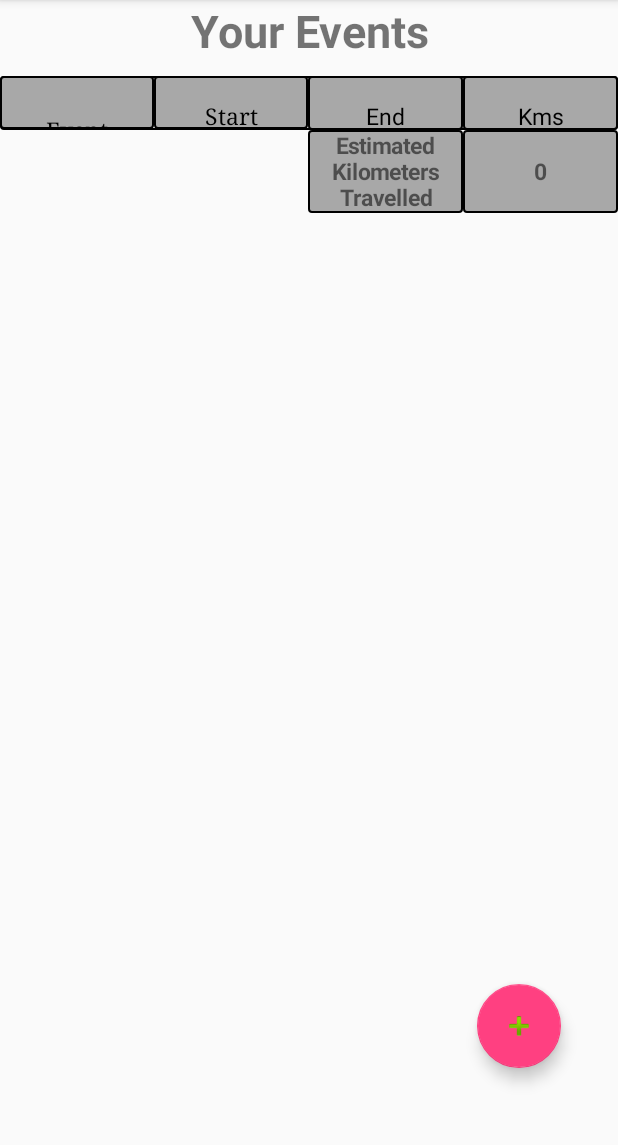
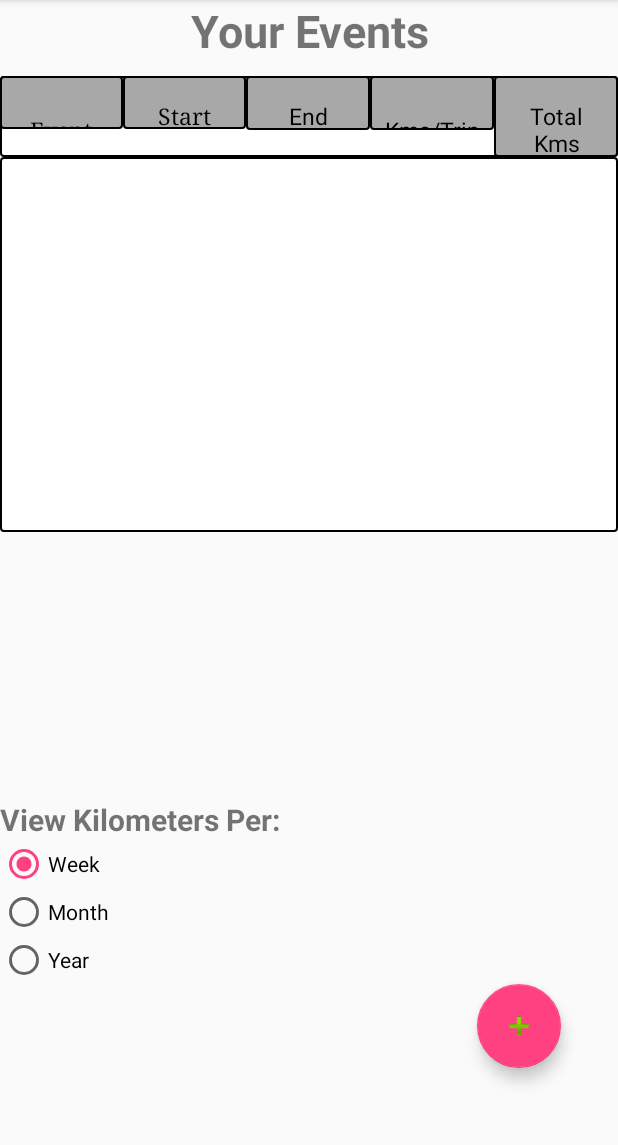
Before and after one commit to LouiZibdawi/KmCounter, an Android app: the screen it shows after launch (MainActivity), in the options menu, after a tap on "Settings", on a phone screen of 412 x 824 dp, the part 84-1229 px from its top. Run offline under Robolectric (Android 15) with nearby library versions, the phone set to English and light mode, and no system bars.

Commit message:
Added kmView buttons

```diff
--- a/app/build.gradle
+++ b/app/build.gradle
@@ -15,6 +15,12 @@ android {
             minifyEnabled false
             proguardFiles getDefaultProguardFile('proguard-android.txt'), 'proguard-rules.pro'
         }
+    }
+    productFlavors {
+    }
+    compileOptions {
+        targetCompatibility 1.8
+        sourceCompatibility 1.8
     }
 }
 
--- a/app/src/main/java/com/example/louizibdawi/kmcounterandroid/EventDb.java
+++ b/app/src/main/java/com/example/louizibdawi/kmcounterandroid/EventDb.java
@@ -139,6 +139,9 @@ public class EventDb extends SQLiteOpenHelper {
         public String end;
         public int kpt;
         public int kpy;
+        public int getKms() {
+            return kpy;
+        }
     }
 
 }
--- a/app/src/main/java/com/example/louizibdawi/kmcounterandroid/MainActivity.java
+++ b/app/src/main/java/com/example/louizibdawi/kmcounterandroid/MainActivity.java
@@ -6,6 +6,7 @@ import android.graphics.Color;
 import android.graphics.Point;
 import android.graphics.Typeface;
 import android.os.Bundle;
+import android.provider.MediaStore;
 import android.support.design.widget.FloatingActionButton;
 import android.support.v4.content.ContextCompat;
 import android.support.v7.app.AppCompatActivity;
@@ -19,6 +20,7 @@ import android.view.MenuItem;
 import android.view.View;
 import android.view.ViewGroup;
 import android.view.WindowManager;
+import android.widget.RadioButton;
 import android.widget.RelativeLayout;
 import android.widget.TableLayout;
 import android.widget.TableRow;
@@ -26,24 +28,19 @@ import android.widget.TextView;
 
 import org.w3c.dom.Text;
 
+import java.util.Comparator;
 import java.util.List;
 
 public class MainActivity extends AppCompatActivity {
 
     private EventDb db;
 
-    private static int SCREEN_HEIGHT;
-    private static int SCREEN_WIDTH;
-    private int totalKpy;
+    private int totalKpy, numEvents;
+    private String kmView;
 
+    private RadioButton kpw,kpm,kpy;
 
-    private RelativeLayout relativeLayoutMain;
-    private RelativeLayout relativeLayoutA;
-
-    private TableLayout tableLayout;
-    private TableRow tableRow;
-
-    private VerticalScroll scrollViewD;
+    private TableLayout tableLayout, finalRowTable;
 
     @Override
     protected void onCreate(Bundle savedInstanceState) {
@@ -53,10 +50,15 @@ public class MainActivity extends AppCompatActivity {
         setSupportActionBar(toolbar);
 
         tableLayout = (TableLayout) findViewById(R.id.table_body_layout);
+        finalRowTable = (TableLayout) findViewById(R.id.table_final_row);
 
         //Reseting Db
         //MyDb.resetRB(this);
         db = MyDb.getDB(this);
+
+        getKmView(savedInstanceState);
+
+        initializeRadioButtons();
 
         displayEvents();
 
@@ -69,14 +71,71 @@ public class MainActivity extends AppCompatActivity {
         });
     }
 
-    private void getScreenDimension(){
-        WindowManager wm= (WindowManager) getApplicationContext().getSystemService(Context.WINDOW_SERVICE);
-        Display display = wm.getDefaultDisplay();
-        Point size = new Point();
-        display.getSize(size);
-        SCREEN_WIDTH= size.x;
-        SCREEN_HEIGHT = size.y;
+    private void initializeRadioButtons() {
+        kpw = (RadioButton) findViewById(R.id.kpw);
+        kpm = (RadioButton) findViewById(R.id.kpm);
+        kpy = (RadioButton) findViewById(R.id.kpy);
+
+        switch(kmView) {
+            case "kpw":
+                kpw.setChecked(true);
+                break;
+            case "kpm":
+                kpm.setChecked(true);
+                break;
+            case "kpy":
+                kpy.setChecked(true);
+                break;
+        }
     }
+
+    private void getKmView(Bundle savedInstanceState) {
+        if (savedInstanceState == null) {
+            Bundle extras = getIntent().getExtras();
+            if(extras == null) {
+                kmView = "kpy";
+            } else {
+                kmView = extras.getString("KmView");
+            }
+        } else {
+            kmView = (String) savedInstanceState.getSerializable("KmView");
+        }
+        System.out.println("Looking for: " +kmView);
+    }
+
+    public void onRadioButtonClicked(View view) {
+        // Is the button now checked?
+        boolean checked = ((RadioButton) view).isChecked();
+
+        Intent refresh = new Intent(this, MainActivity.class);
+
+        // Check which radio button was clicked
+        switch(view.getId()) {
+            case R.id.kpw:
+                if (checked)
+                    refresh.putExtra("KmView", "kpw");
+                break;
+            case R.id.kpm:
+                if (checked)
+                    refresh.putExtra("KmView", "kpm");
+                break;
+            case R.id.kpy:
+                if (checked)
+                    refresh.putExtra("KmView", "kpy");
+                break;
+        }
+        startActivity(refresh);
+        this.finish();
+    }
+
+//    private void getScreenDimension(){
+//        WindowManager wm= (WindowManager) getApplicationContext().getSystemService(Context.WINDOW_SERVICE);
+//        Display display = wm.getDefaultDisplay();
+//        Point size = new Point();
+//        display.getSize(size);
+//        SCREEN_WIDTH= size.x;
+//        SCREEN_HEIGHT = size.y;
+//    }
 
     private void addEventPage() {
         Intent intent = new Intent(MainActivity.this, AddEvent.class);
@@ -88,6 +147,7 @@ public class MainActivity extends AppCompatActivity {
         super.onActivityResult(requestCode, resultCode, data);
         if(resultCode==RESULT_OK){
             Intent refresh = new Intent(this, MainActivity.class);
+            refresh.putExtra("KmView", "kpy");
             startActivity(refresh);
             this.finish();
         }
@@ -95,58 +155,33 @@ public class MainActivity extends AppCompatActivity {
 
     private void displayEvents() {
         List<EventDb.EventRecord> events = db.getEvents();
-        int i = 3;
+ //       events.sort(Comparator.comparing(EventDb.EventRecord :: getKms));
+        numEvents = 0;
         for(EventDb.EventRecord event : events) {
-            addRowToTable(i, event);
-            i=i+1;
-            totalKpy = totalKpy + event.kpy;
+            //Changing total kilometers from year to month or week if that button is checked
+            int kms = getKmsForView(event.kpy, kmView);
+            numEvents= numEvents + 1;
+
+            addRowToTable(event, kms);
+
+            totalKpy = totalKpy + kms;
         }
-        addFinalRow(totalKpy);
+        if(events.size() > 0)
+            addFinalRow(totalKpy);
     }
 
-    private void addFinalRow(int totalKpy) {
-        //Initializing Row
-        TableRow tr = new TableRow(this);
-        TableRow.LayoutParams lp = new TableRow.LayoutParams(
-                TableRow.LayoutParams.MATCH_PARENT, TableRow.LayoutParams.WRAP_CONTENT,
-                1.0f);
-        tr.setLayoutParams(lp);
-
-        Typeface boldTypeface = Typeface.defaultFromStyle(Typeface.BOLD);
-
-        //Creating columns
-        TextView blank = createColumn("",lp);
-        TextView blank2 = createColumn("",lp);
-
-        TextView text = new TextView(this);
-        text.setLayoutParams(lp);
-        text.setText("Estimated Kilometers Travelled");
-        text.setTextSize(15);
-        text.setMinLines(3);
-        text.setEms(2);
-        text.setTypeface(Typeface.defaultFromStyle(Typeface.BOLD));
-        text.setGravity(Gravity.CENTER);
-        text.setBackground(ContextCompat.getDrawable(this, R.drawable.cell_background));
-
-        TextView value = new TextView(this);
-        value.setLayoutParams(lp);
-        value.setText("\n" + Integer.toString(totalKpy) + "\n");
-        value.setTextSize(15);
-        value.setEms(2);
-        value.setTypeface(Typeface.defaultFromStyle(Typeface.BOLD));
-        value.setGravity(Gravity.CENTER);
-        value.setBackground(ContextCompat.getDrawable(this, R.drawable.cell_background));
-
-        tr.addView(blank);
-        tr.addView(blank2);
-        tr.addView(text);
-        tr.addView(value);
-
-        this.tableLayout.addView(tr);
+    private int getKmsForView(int kms, String kmView) {
+        switch(kmView) {
+            case "kpw":
+                return (int)((double)kms / 52.1429);
+            case "kpm":
+                return kms / 12;
+        }
+        //Return passed in value if kmView is neither week or month because it is year
+        return kms;
     }
 
-
-    private synchronized void addRowToTable(int pos, EventDb.EventRecord event) {
+    private synchronized void addRowToTable(EventDb.EventRecord event, int totalKms) {
 
         //Initializing Row
         TableRow tr = new TableRow(this);
@@ -160,13 +195,20 @@ public class MainActivity extends AppCompatActivity {
         TextView name = createColumn(event.name, lp);
         TextView start = createColumn(event.start, lp);
         TextView end = createColumn(event.end, lp);
-        TextView kms = createColumn(Integer.toString(event.kpy), lp);
+        TextView kpt = createColumn(Integer.toString(event.kpt), lp);
+        TextView kms = createColumn(Integer.toString(totalKms), lp);
 
         //Adding columns to row
         tr.addView(name);
         tr.addView(start);
         tr.addView(end);
+        tr.addView(kpt);
         tr.addView(kms);
+
+        //If even number event
+        if(numEvents % 2 == 0) {
+            tr.setBackgroundColor(Color.parseColor("#D3D3D3"));
+        }
 
         this.tableLayout.addView(tr);
     }
@@ -183,6 +225,37 @@ public class MainActivity extends AppCompatActivity {
         tv.setEllipsize(TextUtils.TruncateAt.END);
 
         return tv;
+    }
+
+    private void addFinalRow(int totalKpy) {
+        //Initializing Row
+        TableRow tr = new TableRow(this);
+        TableRow.LayoutParams lp = new TableRow.LayoutParams(
+                TableRow.LayoutParams.MATCH_PARENT, TableRow.LayoutParams.WRAP_CONTENT,
+                1.0f);
+        tr.setLayoutParams(lp);
+
+        //Creating columns
+        TextView blank = createColumn("",lp);
+        TextView blank2 = createColumn("",lp);
+        TextView blank3 = createColumn("",lp);
+
+        TextView text = createColumn("Total Kilometers", lp);
+        text.setMinLines(2);
+        text.setTypeface(Typeface.defaultFromStyle(Typeface.BOLD));
+        text.setBackground(ContextCompat.getDrawable(this, R.drawable.cell_background));
+
+        TextView totalKms = createColumn(Integer.toString(totalKpy) + "\n", lp);
+        totalKms.setTypeface(Typeface.defaultFromStyle(Typeface.BOLD));
+        totalKms.setBackground(ContextCompat.getDrawable(this, R.drawable.cell_background));
+
+        tr.addView(blank);
+        tr.addView(blank2);
+        tr.addView(blank3);
+        tr.addView(text);
+        tr.addView(totalKms);
+
+        this.finalRowTable.addView(tr);
     }
 
     @Override
--- a/app/src/main/res/layout/activity_main.xml
+++ b/app/src/main/res/layout/activity_main.xml
@@ -59,7 +59,7 @@
                 android:background="@drawable/cell_background"/>
 
             <TextView
-                android:id="@+id/age"
+                android:id="@+id/start"
                 android:textColor="#000"
                 android:fontFamily="serif"
                 android:layout_weight="1"
@@ -74,7 +74,7 @@
 
             <TextView
                 android:textColor="#000"
-                android:id="@+id/position"
+                android:id="@+id/end"
                 android:layout_weight="1"
                 android:text="End"
                 android:textSize="15dp"
@@ -84,11 +84,25 @@
                 android:gravity="center"
                 android:padding="7dp"
                 android:background="@drawable/cell_background"/>
+
             <TextView
                 android:textColor="#000"
-                android:id="@+id/address"
+                android:id="@+id/kpt"
                 android:layout_weight="1"
-                android:text="Kms"
+                android:text="Kms/Trip"
+                android:textSize="15dp"
+                android:ems="2"
+                android:maxLines="3"
+                android:ellipsize="end"
+                android:gravity="center"
+                android:padding="7dp"
+                android:background="@drawable/cell_background"/>
+
+            <TextView
+                android:textColor="#000"
+                android:id="@+id/kms"
+                android:layout_weight="1"
+                android:text="Total Kms"
                 android:textSize="15dp"
                 android:ems="2"
                 android:maxLines="3"
@@ -102,19 +116,60 @@
 
     <ScrollView
         android:layout_width="match_parent"
-        android:layout_height="match_parent"
+        android:layout_height="250dp"
         android:scrollbars="horizontal"
         android:id="@+id/scrollView"
         android:layout_weight="1"
-        android:layout_below="@id/table_header_layout">
+        android:layout_below="@id/table_header_layout"
+        android:background="@drawable/row_background">
 
         <TableLayout
             android:id="@+id/table_body_layout"
             android:layout_below="@id/table_header_layout"
             android:layout_width="match_parent"
-            android:layout_height="300dp" />
+            android:layout_height="wrap_content" />
 
     </ScrollView>
+
+    <TableLayout
+        android:id="@+id/table_final_row"
+        android:layout_below="@id/scrollView"
+        android:layout_width="match_parent"
+        android:layout_height="wrap_content"/>
+
+    <RadioGroup xmlns:android="http://schemas.android.com/apk/res/android"
+        android:layout_width="match_parent"
+        android:layout_height="wrap_content"
+        android:orientation="vertical"
+        android:layout_above="@id/fab">
+
+        <TextView
+            android:id="@+id/header"
+            android:layout_width="wrap_content"
+            android:layout_height="wrap_content"
+            android:text="View Kilometers Per:"
+            android:textStyle="bold"
+            android:textSize="20dp" />
+
+        <RadioButton android:id="@+id/kpw"
+            android:layout_width="wrap_content"
+            android:layout_height="wrap_content"
+            android:text="Week"
+            android:layout_weight="1"
+            android:onClick="onRadioButtonClicked"/>
+        <RadioButton android:id="@+id/kpm"
+            android:layout_width="wrap_content"
+            android:layout_height="wrap_content"
+            android:text="Month"
+            android:layout_weight="1"
+            android:onClick="onRadioButtonClicked"/>
+        <RadioButton android:id="@+id/kpy"
+            android:layout_width="wrap_content"
+            android:layout_height="wrap_content"
+            android:text="Year"
+            android:layout_weight="1"
+            android:onClick="onRadioButtonClicked"/>
+    </RadioGroup>
 
     <android.support.design.widget.FloatingActionButton
         android:id="@+id/fab"
```
